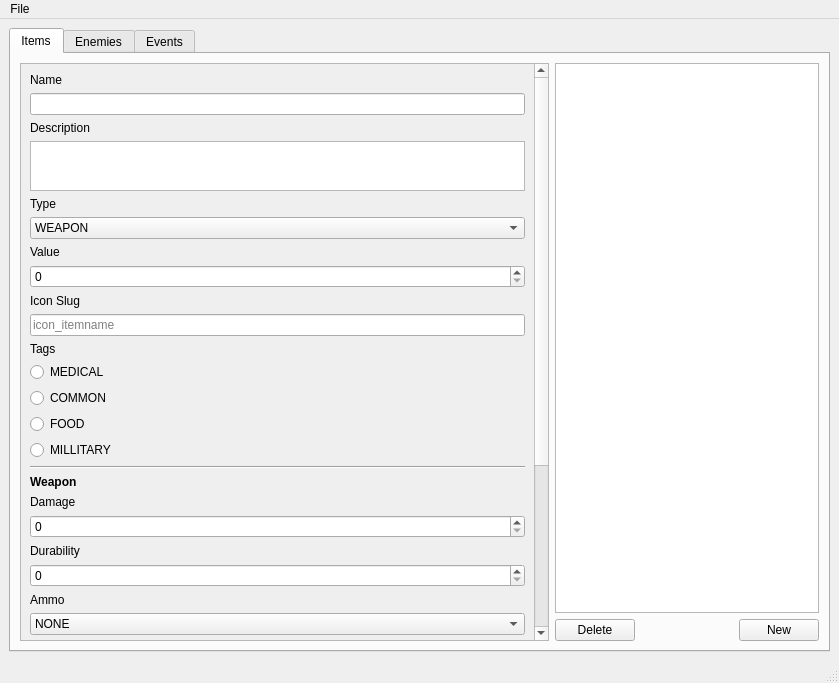
Qt form ui/mainwindow.ui (Boxfort/ZombieDataApp) before a commit.
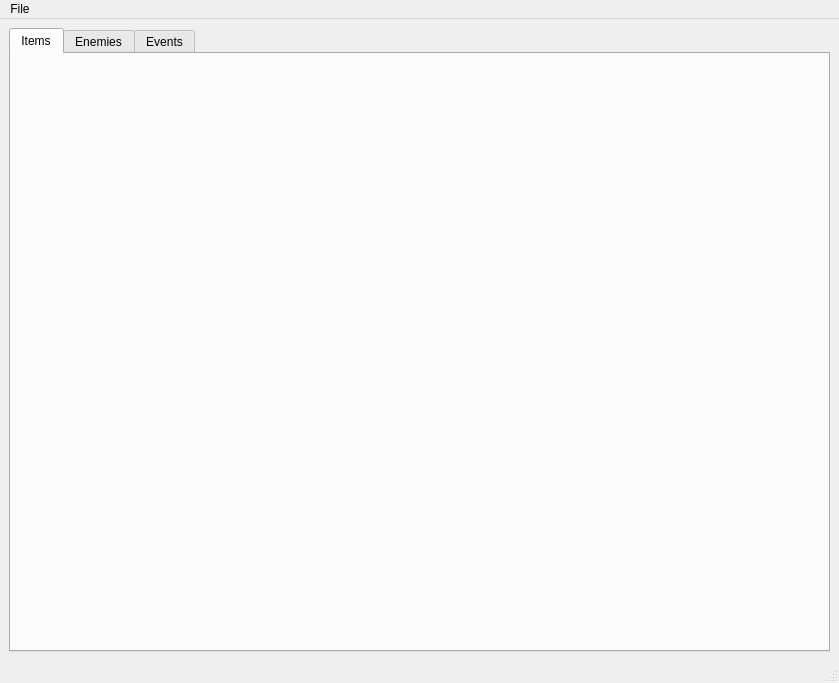
The same form after that commit. The open tabs and pages were chosen to show the change.

Patch:
```diff
--- a/ui/mainwindow.ui
+++ b/ui/mainwindow.ui
@@ -24,365 +24,7 @@
        <attribute name="title">
         <string>Items</string>
        </attribute>
-       <layout class="QHBoxLayout" name="horizontalLayout_3" stretch="2,1">
-        <item>
-         <widget class="QScrollArea" name="scrollArea">
-          <property name="widgetResizable">
-           <bool>true</bool>
-          </property>
-          <widget class="QWidget" name="scrollAreaWidgetContents">
-           <property name="geometry">
-            <rect>
-             <x>0</x>
-             <y>-313</y>
-             <width>513</width>
-             <height>883</height>
-            </rect>
-           </property>
-           <layout class="QVBoxLayout" name="verticalLayout_2">
-            <item>
-             <widget class="QLabel" name="label">
-              <property name="text">
-               <string>Name</string>
-              </property>
-             </widget>
-            </item>
-            <item>
-             <widget class="QLineEdit" name="text_item_name"/>
-            </item>
-            <item>
-             <widget class="QLabel" name="label_2">
-              <property name="text">
-               <string>Description</string>
-              </property>
-             </widget>
-            </item>
-            <item>
-             <widget class="QTextEdit" name="text_item_description">
-              <property name="maximumSize">
-               <size>
-                <width>16777215</width>
-                <height>50</height>
-               </size>
-              </property>
-             </widget>
-            </item>
-            <item>
-             <widget class="QLabel" name="label_4">
-              <property name="text">
-               <string>Type</string>
-              </property>
-             </widget>
-            </item>
-            <item>
-             <widget class="QComboBox" name="combo_item_type">
-              <item>
-               <property name="text">
-                <string>WEAPON</string>
-               </property>
-              </item>
-              <item>
-               <property name="text">
-                <string>CONSUMABLE</string>
-               </property>
-              </item>
-              <item>
-               <property name="text">
-                <string>ARMOUR</string>
-               </property>
-              </item>
-             </widget>
-            </item>
-            <item>
-             <widget class="QLabel" name="label_5">
-              <property name="text">
-               <string>Value</string>
-              </property>
-             </widget>
-            </item>
-            <item>
-             <widget class="QSpinBox" name="spinner_item_value"/>
-            </item>
-            <item>
-             <widget class="QLabel" name="label_3">
-              <property name="text">
-               <string>Icon Slug</string>
-              </property>
-             </widget>
-            </item>
-            <item>
-             <widget class="QLineEdit" name="text_item_slug">
-              <property name="placeholderText">
-               <string>icon_itemname</string>
-              </property>
-             </widget>
-            </item>
-            <item>
-             <widget class="QLabel" name="label_6">
-              <property name="text">
-               <string>Tags</string>
-              </property>
-             </widget>
-            </item>
-            <item>
-             <widget class="QRadioButton" name="radioButton_4">
-              <property name="text">
-               <string>MEDICAL</string>
-              </property>
-             </widget>
-            </item>
-            <item>
-             <widget class="QRadioButton" name="radioButton">
-              <property name="text">
-               <string>COMMON</string>
-              </property>
-             </widget>
-            </item>
-            <item>
-             <widget class="QRadioButton" name="radioButton_3">
-              <property name="text">
-               <string>FOOD</string>
-              </property>
-             </widget>
-            </item>
-            <item>
-             <widget class="QRadioButton" name="radioButton_2">
-              <property name="text">
-               <string>MILLITARY </string>
-              </property>
-             </widget>
-            </item>
-            <item>
-             <widget class="Line" name="line">
-              <property name="orientation">
-               <enum>Qt::Horizontal</enum>
-              </property>
-             </widget>
-            </item>
-            <item>
-             <widget class="QLabel" name="label_7">
-              <property name="font">
-               <font>
-                <pointsize>9</pointsize>
-                <weight>75</weight>
-                <italic>false</italic>
-                <bold>true</bold>
-                <underline>false</underline>
-                <strikeout>false</strikeout>
-                <kerning>true</kerning>
-               </font>
-              </property>
-              <property name="text">
-               <string>Weapon</string>
-              </property>
-             </widget>
-            </item>
-            <item>
-             <widget class="QLabel" name="label_damage">
-              <property name="text">
-               <string>Damage</string>
-              </property>
-             </widget>
-            </item>
-            <item>
-             <widget class="QSpinBox" name="spinner_item_damage"/>
-            </item>
-            <item>
-             <widget class="QLabel" name="label_durability">
-              <property name="text">
-               <string>Durability</string>
-              </property>
-             </widget>
-            </item>
-            <item>
-             <widget class="QSpinBox" name="spinner_item_durability"/>
-            </item>
-            <item>
-             <widget class="QLabel" name="label_ammo">
-              <property name="text">
-               <string>Ammo</string>
-              </property>
-             </widget>
-            </item>
-            <item>
-             <widget class="QComboBox" name="combo_item_ammo">
-              <item>
-               <property name="text">
-                <string>NONE</string>
-               </property>
-              </item>
-              <item>
-               <property name="text">
-                <string>PISTOL</string>
-               </property>
-              </item>
-              <item>
-               <property name="text">
-                <string>RIFLE</string>
-               </property>
-              </item>
-              <item>
-               <property name="text">
-                <string>SHOTGUN</string>
-               </property>
-              </item>
-             </widget>
-            </item>
-            <item>
-             <widget class="Line" name="line_2">
-              <property name="orientation">
-               <enum>Qt::Horizontal</enum>
-              </property>
-             </widget>
-            </item>
-            <item>
-             <widget class="QLabel" name="label_10">
-              <property name="text">
-               <string>Effects</string>
-              </property>
-             </widget>
-            </item>
-            <item>
-             <layout class="QHBoxLayout" name="horizontalLayout">
-              <property name="topMargin">
-               <number>0</number>
-              </property>
-              <item>
-               <widget class="QTableWidget" name="table_effects">
-                <property name="minimumSize">
-                 <size>
-                  <width>0</width>
-                  <height>200</height>
-                 </size>
-                </property>
-                <property name="columnCount">
-                 <number>2</number>
-                </property>
-                <attribute name="horizontalHeaderCascadingSectionResizes">
-                 <bool>false</bool>
-                </attribute>
-                <attribute name="verticalHeaderCascadingSectionResizes">
-                 <bool>false</bool>
-                </attribute>
-                <attribute name="verticalHeaderStretchLastSection">
-                 <bool>false</bool>
-                </attribute>
-                <column>
-                 <property name="text">
-                  <string>Effect</string>
-                 </property>
-                </column>
-                <column>
-                 <property name="text">
-                  <string>Value</string>
-                 </property>
-                </column>
-               </widget>
-              </item>
-              <item>
-               <layout class="QVBoxLayout" name="verticalLayout">
-                <property name="leftMargin">
-                 <number>0</number>
-                </property>
-                <item>
-                 <widget class="QToolButton" name="button_item_add_effect">
-                  <property name="minimumSize">
-                   <size>
-                    <width>25</width>
-                    <height>0</height>
-                   </size>
-                  </property>
-                  <property name="text">
-                   <string>+</string>
-                  </property>
-                 </widget>
-                </item>
-                <item>
-                 <widget class="QToolButton" name="button_item_delete_effect">
-                  <property name="minimumSize">
-                   <size>
-                    <width>25</width>
-                    <height>0</height>
-                   </size>
-                  </property>
-                  <property name="text">
-                   <string>-</string>
-                  </property>
-                 </widget>
-                </item>
-                <item>
-                 <widget class="QToolButton" name="button_item_edit_effect">
-                  <property name="text">
-                   <string>...</string>
-                  </property>
-                 </widget>
-                </item>
-                <item>
-                 <spacer name="verticalSpacer">
-                  <property name="orientation">
-                   <enum>Qt::Vertical</enum>
-                  </property>
-                  <property name="sizeHint" stdset="0">
-                   <size>
-                    <width>20</width>
-                    <height>40</height>
-                   </size>
-                  </property>
-                 </spacer>
-                </item>
-               </layout>
-              </item>
-             </layout>
-            </item>
-           </layout>
-          </widget>
-         </widget>
-        </item>
-        <item>
-         <layout class="QVBoxLayout" name="verticalLayout_3">
-          <property name="rightMargin">
-           <number>0</number>
-          </property>
-          <item>
-           <widget class="QListWidget" name="list_items"/>
-          </item>
-          <item>
-           <layout class="QHBoxLayout" name="horizontalLayout_4">
-            <property name="topMargin">
-             <number>0</number>
-            </property>
-            <item>
-             <widget class="QPushButton" name="button_delete">
-              <property name="text">
-               <string>Delete</string>
-              </property>
-             </widget>
-            </item>
-            <item>
-             <spacer name="horizontalSpacer">
-              <property name="orientation">
-               <enum>Qt::Horizontal</enum>
-              </property>
-              <property name="sizeHint" stdset="0">
-               <size>
-                <width>40</width>
-                <height>20</height>
-               </size>
-              </property>
-             </spacer>
-            </item>
-            <item>
-             <widget class="QPushButton" name="button_new">
-              <property name="text">
-               <string>New</string>
-              </property>
-             </widget>
-            </item>
-           </layout>
-          </item>
-         </layout>
-        </item>
-       </layout>
+       <layout class="QHBoxLayout" name="horizontalLayout_3" stretch=""/>
       </widget>
       <widget class="QWidget" name="tab">
        <attribute name="title">
```
Left out of the diff: 230 changed lines with no effect on the pictures.
